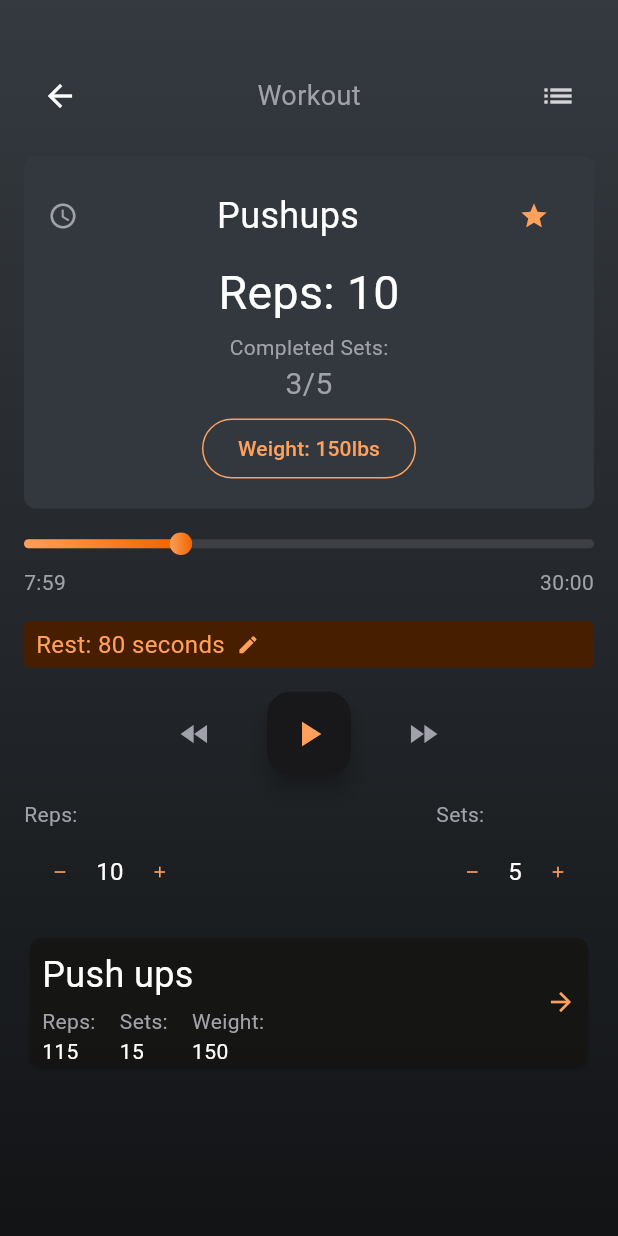
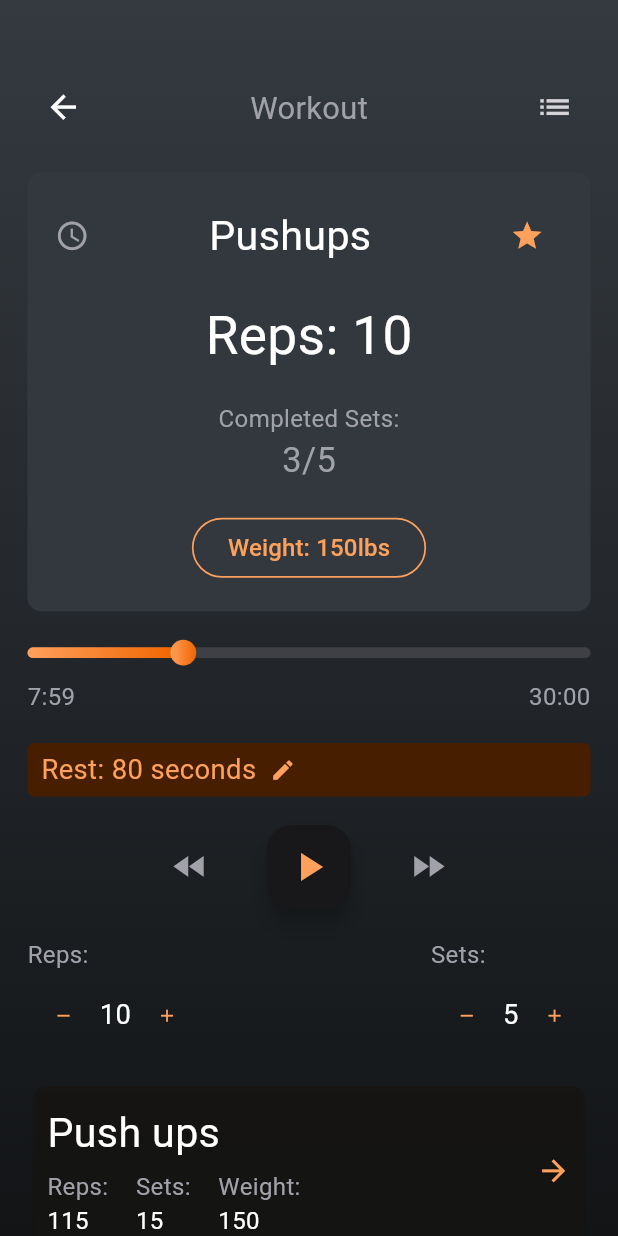
Before and after one commit to EslamAshraf6595/Depi_graduation_project, a Flutter app: the WorkoutPage screen opened directly, on a phone screen of 412 x 824 dp. Run offline on Flutter 3.47's test engine with Material 3 defaults, Android fonts, the phone set to English and light mode, and no system bars; our stand-ins replace easy_localization, flutter_screenutil, google_fonts; missing offline and left inert: control_style.

Commit message:
connect workout with bottom navigation bar and make it responsive

```diff
--- a/fitness_app/lib/pages/workout/workout_page.dart
+++ b/fitness_app/lib/pages/workout/workout_page.dart
@@ -1,4 +1,4 @@
-import 'dart.async';
+import 'dart:async';
 import 'package:fitness_app/pages/workout/workout_complete_dialog.dart';
 import 'package:fitness_app/pages/workout/workout_screen.dart';
 import 'package:fitness_app/pages/workout/workout_summary_data.dart';
--- a/fitness_app/lib/pages/workout/workout_screen.dart
+++ b/fitness_app/lib/pages/workout/workout_screen.dart
@@ -1,5 +1,6 @@
 import 'package:fitness_app/pages/workout/edit_value_dialog.dart';
 import 'package:flutter/material.dart';
+import 'package:flutter_screenutil/flutter_screenutil.dart';
 
 // Define the gradient
 const orangeGradient = LinearGradient(
@@ -9,7 +10,6 @@ const orangeGradient = LinearGradient(
 );
 
 class WorkoutScreen extends StatelessWidget {
-  // State
   final int reps;
   final int sets;
   final int completedSets;
@@ -19,7 +19,6 @@ class WorkoutScreen extends StatelessWidget {
   final int weight;
   final int restTime;
 
-  // Callbacks
   final ValueChanged<int> onRepsChange;
   final ValueChanged<int> onSetsChange;
   final ValueChanged<int> onCompletedSetsChange;
@@ -81,15 +80,14 @@ class WorkoutScreen extends StatelessWidget {
     );
   }
 
-
   @override
   Widget build(BuildContext context) {
     return ListView(
-      padding: const EdgeInsets.fromLTRB(16, 16, 16, 100),
+      padding: EdgeInsets.fromLTRB(16.w, 16.h, 16.w, 100.h),
       children: [
-        const SizedBox(height: 24), // Space for the real status bar
+        SizedBox(height: 24.h),
         _TopBar(onSummary: onSummary),
-        const SizedBox(height: 16),
+        SizedBox(height: 16.h),
         _ExerciseCard(
           reps: reps,
           completedSets: completedSets,
@@ -99,49 +97,51 @@ class WorkoutScreen extends StatelessWidget {
           onFavoriteClick: () => onIsFavoriteChange(!isFavorite),
           onWeightClick: () => _showEditWeightDialog(context),
         ),
-        const SizedBox(height: 16),
+        SizedBox(height: 16.h),
         _WorkoutProgressBar(
           currentTime: currentTime,
-          totalTime: 1800, // 30:00
+          totalTime: 1800,
         ),
-        const SizedBox(height: 16),
+        SizedBox(height: 16.h),
         _RestTimer(
           seconds: restTime,
           onClick: () => _showEditRestDialog(context),
         ),
-        const SizedBox(height: 16),
+        SizedBox(height: 16.h),
         _PlaybackControls(
           isPlaying: isPlaying,
           onPlayPause: () => onIsPlayingChange(!isPlaying),
-          onRewind: () => onCurrentTimeChange((currentTime - 10).clamp(0, 1800)),
-          onForward: () => onCurrentTimeChange((currentTime + 10).clamp(0, 1800)),
+          onRewind: () =>
+              onCurrentTimeChange((currentTime - 10).clamp(0, 1800)),
+          onForward: () =>
+              onCurrentTimeChange((currentTime + 10).clamp(0, 1800)),
         ),
-        const SizedBox(height: 16),
+        SizedBox(height: 16.h),
         Row(
           mainAxisAlignment: MainAxisAlignment.spaceBetween,
           children: [
             _CounterControl(
               label: "Reps:",
               value: reps,
-              onDecrease: () => { if (reps > 1) onRepsChange(reps - 1) },
+              onDecrease: () => {if (reps > 1) onRepsChange(reps - 1)},
               onIncrease: () => onRepsChange(reps + 1),
             ),
             _CounterControl(
               label: "Sets:",
               value: sets,
-              onDecrease: () => { if (sets > 1) onSetsChange(sets - 1) },
+              onDecrease: () => {if (sets > 1) onSetsChange(sets - 1)},
               onIncrease: () => onSetsChange(sets + 1),
             ),
           ],
         ),
-        const SizedBox(height: 16),
+        SizedBox(height: 16.h),
         _NextWorkoutCard(onClick: onSummary),
       ],
     );
   }
 }
 
-// All helper widgets below...
+// ---------------- TOP BAR ----------------
 
 class _TopBar extends StatelessWidget {
   final VoidCallback onSummary;
@@ -153,24 +153,23 @@ class _TopBar extends StatelessWidget {
       mainAxisAlignment: MainAxisAlignment.spaceBetween,
       children: [
         IconButton(
-          onPressed: () {
-            // This now safely pops back to your HomeScreen
-            Navigator.of(context).pop();
-          },
-          icon: const Icon(Icons.arrow_back, color: Colors.white),
+          onPressed: () => Navigator.of(context).pop(),
+          icon: Icon(Icons.arrow_back, color: Colors.white, size: 22.sp),
         ),
-        const Text(
+        Text(
           "Workout",
-          style: TextStyle(color: Color(0xFFA1A1AA), fontSize: 18),
+          style: TextStyle(color: Color(0xFFA1A1AA), fontSize: 18.sp),
         ),
         IconButton(
           onPressed: onSummary,
-          icon: const Icon(Icons.list, color: Color(0xFFD4D4D8)),
+          icon: Icon(Icons.list, color: Color(0xFFD4D4D8), size: 22.sp),
         ),
       ],
     );
   }
 }
+
+// ---------------- CARD ----------------
 
 class _ExerciseCard extends StatelessWidget {
   final int reps;
@@ -194,11 +193,11 @@ class _ExerciseCard extends StatelessWidget {
   @override
   Widget build(BuildContext context) {
     return Container(
-      height: 235,
-      padding: const EdgeInsets.all(16),
+      height: 245.h,
+      padding: EdgeInsets.all(16.w),
       decoration: BoxDecoration(
-        color: const Color(0xFF32383E),
-        borderRadius: BorderRadius.circular(8),
+        color: Color(0xFF32383E),
+        borderRadius: BorderRadius.circular(8.r),
       ),
       child: Column(
         mainAxisAlignment: MainAxisAlignment.spaceBetween,
@@ -206,49 +205,44 @@ class _ExerciseCard extends StatelessWidget {
           Row(
             mainAxisAlignment: MainAxisAlignment.spaceBetween,
             children: [
-              const Icon(Icons.access_time, color: Color(0xFFA1A1AA), size: 20),
-              const Text(
-                "Pushups",
-                style: TextStyle(color: Colors.white, fontSize: 24),
-              ),
+              Icon(Icons.access_time, color: Color(0xFFA1A1AA), size: 20.sp),
+              Text("Pushups",
+                  style: TextStyle(color: Colors.white, fontSize: 24.sp)),
               IconButton(
                 onPressed: onFavoriteClick,
                 icon: Icon(
                   isFavorite ? Icons.star : Icons.star_border,
-                  color: isFavorite ? const Color(0xFFFFA05C) : Colors.white,
-                  size: 20,
+                  color: isFavorite ? Color(0xFFFFA05C) : Colors.white,
+                  size: 20.sp,
                 ),
-              ),
+              )
             ],
           ),
           Text(
             "Reps: $reps",
-            style: const TextStyle(color: Colors.white, fontSize: 31),
+            style: TextStyle(color: Colors.white, fontSize: 31.sp),
           ),
           Column(
             children: [
-              const Text(
-                "Completed Sets:",
-                style: TextStyle(color: Color(0xFFA1A1AA), fontSize: 14),
-              ),
+              Text("Completed Sets:",
+                  style: TextStyle(color: Color(0xFFA1A1AA), fontSize: 14.sp)),
               Text(
                 "$completedSets/$totalSets",
-                style: const TextStyle(color: Color(0xFFA1A1AA), fontSize: 20),
+                style: TextStyle(color: Color(0xFFA1A1AA), fontSize: 20.sp),
               ),
             ],
           ),
           OutlinedButton(
             onPressed: onWeightClick,
             style: OutlinedButton.styleFrom(
-              foregroundColor: const Color(0xFFFFA05C),
+              foregroundColor: Color(0xFFFFA05C),
               shape: RoundedRectangleBorder(
-                borderRadius: BorderRadius.circular(100),
-              ),
-              side: const BorderSide(color: Color(0xFFFFA05C), width: 1),
+                  borderRadius: BorderRadius.circular(100.r)),
+              side: BorderSide(color: Color(0xFFFFA05C), width: 1.w),
             ),
             child: Text(
               "Weight: ${weight}lbs",
-              style: const TextStyle(fontSize: 14, fontWeight: FontWeight.w500),
+              style: TextStyle(fontSize: 14.sp, fontWeight: FontWeight.w500),
             ),
           ),
         ],
@@ -257,22 +251,27 @@ class _ExerciseCard extends StatelessWidget {
   }
 }
 
+// ---------------- PROGRESS BAR ----------------
+
 class _WorkoutProgressBar extends StatelessWidget {
   final int currentTime;
   final int totalTime;
-  const _WorkoutProgressBar({required this.currentTime, required this.totalTime});
+
+  const _WorkoutProgressBar(
+      {required this.currentTime, required this.totalTime});
 
   @override
   Widget build(BuildContext context) {
     final double progress = (currentTime / totalTime).clamp(0.0, 1.0);
+
     final String minutes = (currentTime ~/ 60).toString();
     final String seconds = (currentTime % 60).toString().padLeft(2, '0');
     final String totalMinutes = (totalTime ~/ 60).toString();
 
-    return LayoutBuilder(
-      builder: (context, constraints) {
-        final double maxWidth = constraints.maxWidth;
-        final double dotOffset = (maxWidth - 15).clamp(0.0, double.infinity) * progress;
+    return LayoutBuilder(builder: (context, constraints) {
+      double maxWidth = constraints.maxWidth;
+      double dotOffset =
+          (maxWidth - 15.w).clamp(0.0, double.infinity) * progress;
 
       return Column(
         children: [
@@ -281,26 +280,26 @@ class _WorkoutProgressBar extends StatelessWidget {
             children: [
               Container(
                 width: maxWidth,
-                  height: 6,
+                height: 6.h,
                 decoration: BoxDecoration(
-                    color: const Color(0xFF3F3F46),
-                    borderRadius: BorderRadius.circular(4),
+                  color: Color(0xFF3F3F46),
+                  borderRadius: BorderRadius.circular(4.r),
                 ),
               ),
               Container(
                 width: maxWidth * progress,
-                  height: 6,
+                height: 6.h,
                 decoration: BoxDecoration(
                   gradient: orangeGradient,
-                    borderRadius: BorderRadius.circular(4),
+                  borderRadius: BorderRadius.circular(4.r),
                 ),
               ),
               Padding(
                 padding: EdgeInsets.only(left: dotOffset),
                 child: Container(
-                    width: 15,
-                    height: 15,
-                    decoration: const BoxDecoration(
+                  width: 15.w,
+                  height: 15.w,
+                  decoration: BoxDecoration(
                     gradient: orangeGradient,
                     shape: BoxShape.circle,
                   ),
@@ -308,30 +307,28 @@ class _WorkoutProgressBar extends StatelessWidget {
               ),
             ],
           ),
-            const SizedBox(height: 8),
+          SizedBox(height: 8.h),
           Row(
             mainAxisAlignment: MainAxisAlignment.spaceBetween,
             children: [
-                Text(
-                  "$minutes:$seconds",
-                  style: const TextStyle(color: Color(0xFFA1A1AA), fontSize: 14),
-                ),
-                Text(
-                  "$totalMinutes:00",
-                  style: const TextStyle(color: Color(0xFFA1A1AA), fontSize: 14),
-                ),
+              Text("$minutes:$seconds",
+                  style: TextStyle(color: Color(0xFFA1A1AA), fontSize: 14.sp)),
+              Text("$totalMinutes:00",
+                  style: TextStyle(color: Color(0xFFA1A1AA), fontSize: 14.sp)),
             ],
-            ),
+          )
         ],
       );
-      },
-    );
+    });
   }
 }
+
+// ---------------- REST TIMER ----------------
 
 class _RestTimer extends StatelessWidget {
   final int seconds;
   final VoidCallback onClick;
+
   const _RestTimer({required this.seconds, required this.onClick});
 
   @override
@@ -339,20 +336,20 @@ class _RestTimer extends StatelessWidget {
     return InkWell(
       onTap: onClick,
       child: Container(
-        padding: const EdgeInsets.symmetric(horizontal: 8, vertical: 4),
+        padding: EdgeInsets.symmetric(horizontal: 8.w, vertical: 4.h),
         decoration: BoxDecoration(
-          color: const Color(0xFF471E00),
-          borderRadius: BorderRadius.circular(4),
+          color: Color(0xFF471E00),
+          borderRadius: BorderRadius.circular(4.r),
         ),
         child: Row(
           mainAxisSize: MainAxisSize.min,
           children: [
             Text(
               "Rest: $seconds seconds",
-              style: const TextStyle(color: Color(0xFFFFA05C), fontSize: 16),
+              style: TextStyle(color: Color(0xFFFFA05C), fontSize: 16.sp),
             ),
-            const SizedBox(width: 8),
-            const Icon(Icons.edit, color: Color(0xFFFFA05C), size: 15),
+            SizedBox(width: 8.w),
+            Icon(Icons.edit, color: Color(0xFFFFA05C), size: 15.sp),
           ],
         ),
       ),
@@ -360,18 +357,19 @@ class _RestTimer extends StatelessWidget {
   }
 }
 
+// ---------------- CONTROLS ----------------
+
 class _PlaybackControls extends StatelessWidget {
   final bool isPlaying;
   final VoidCallback onPlayPause;
   final VoidCallback onRewind;
   final VoidCallback onForward;
 
-  const _PlaybackControls({
-    required this.isPlaying,
+  const _PlaybackControls(
+      {required this.isPlaying,
       required this.onPlayPause,
       required this.onRewind,
-    required this.onForward,
-  });
+      required this.onForward});
 
   @override
   Widget build(BuildContext context) {
@@ -380,22 +378,22 @@ class _PlaybackControls extends StatelessWidget {
       children: [
         IconButton(
           onPressed: onRewind,
-          icon: const Icon(Icons.fast_rewind, color: Color(0xFFA1A1AA), size: 24),
+          icon: Icon(Icons.fast_rewind, color: Color(0xFFA1A1AA), size: 24.sp),
         ),
-        const SizedBox(width: 24),
+        SizedBox(width: 24.w),
         FloatingActionButton(
           onPressed: onPlayPause,
-          backgroundColor: const Color(0xFF18181B),
+          backgroundColor: Color(0xFF18181B),
           child: Icon(
             isPlaying ? Icons.pause : Icons.play_arrow,
-            color: const Color(0xFFFFA05C),
-            size: 28,
+            color: Color(0xFFFFA05C),
+            size: 28.sp,
           ),
         ),
-        const SizedBox(width: 24),
+        SizedBox(width: 24.w),
         IconButton(
           onPressed: onForward,
-          icon: const Icon(Icons.fast_forward, color: Color(0xFFA1A1AA), size: 24),
+          icon: Icon(Icons.fast_forward, color: Color(0xFFA1A1AA), size: 24.sp),
         ),
       ],
     );
@@ -420,24 +418,22 @@ class _CounterControl extends StatelessWidget {
     return Column(
       crossAxisAlignment: CrossAxisAlignment.start,
       children: [
-        Text(
-          label,
-          style: const TextStyle(color: Color(0xFFA1A1AA), fontSize: 14),
-        ),
-        const SizedBox(height: 4),
+        Text(label,
+            style: TextStyle(color: Color(0xFFA1A1AA), fontSize: 14.sp)),
+        SizedBox(height: 4.h),
         Row(
           children: [
             IconButton(
               onPressed: onDecrease,
-              icon: const Icon(Icons.remove, color: Color(0xFFFFA05C), size: 12),
+              icon: Icon(Icons.remove, color: Color(0xFFFFA05C), size: 12.sp),
             ),
             Text(
               value.toString(),
-              style: const TextStyle(color: Colors.white, fontSize: 16),
+              style: TextStyle(color: Colors.white, fontSize: 16.sp),
             ),
             IconButton(
               onPressed: onIncrease,
-              icon: const Icon(Icons.add, color: Color(0xFFFFA05C), size: 12),
+              icon: Icon(Icons.add, color: Color(0xFFFFA05C), size: 12.sp),
             ),
           ],
         ),
@@ -446,6 +442,8 @@ class _CounterControl extends StatelessWidget {
   }
 }
 
+// ---------------- NEXT WORKOUT ----------------
+
 class _NextWorkoutCard extends StatelessWidget {
   final VoidCallback onClick;
   const _NextWorkoutCard({required this.onClick});
@@ -453,38 +451,36 @@ class _NextWorkoutCard extends StatelessWidget {
   @override
   Widget build(BuildContext context) {
     return Card(
-      color: const Color(0xFF161512).withOpacity(0.8),
-      shape: RoundedRectangleBorder(borderRadius: BorderRadius.circular(8)),
+      color: Color(0xFF161512).withOpacity(0.8),
+      shape: RoundedRectangleBorder(borderRadius: BorderRadius.circular(8.r)),
       clipBehavior: Clip.antiAlias,
       child: InkWell(
         onTap: onClick,
         child: Container(
-          height: 86,
-          padding: const EdgeInsets.all(8),
-          child: const Row(
+          height: 95.h,
+          padding: EdgeInsets.all(8.w),
+          child: Row(
             mainAxisAlignment: MainAxisAlignment.spaceBetween,
             children: [
               Column(
                 crossAxisAlignment: CrossAxisAlignment.start,
                 mainAxisAlignment: MainAxisAlignment.center,
                 children: [
-                  Text(
-                    "Push ups",
-                    style: TextStyle(color: Colors.white, fontSize: 24),
-                  ),
-                  SizedBox(height: 4),
+                  Text("Push ups",
+                      style: TextStyle(color: Colors.white, fontSize: 24.sp)),
+                  SizedBox(height: 4.h),
                   Row(
                     children: [
                       InfoItem(label: "Reps:", value: "115"),
-                      SizedBox(width: 16),
+                      SizedBox(width: 16.w),
                       InfoItem(label: "Sets:", value: "15"),
-                      SizedBox(width: 16),
+                      SizedBox(width: 16.w),
                       InfoItem(label: "Weight:", value: "150"),
                     ],
                   ),
                 ],
               ),
-              Icon(Icons.arrow_forward, color: Color(0xFFFFA05C), size: 20),
+              Icon(Icons.arrow_forward, color: Color(0xFFFFA05C), size: 20.sp),
             ],
           ),
         ),
@@ -496,21 +492,16 @@ class _NextWorkoutCard extends StatelessWidget {
 class InfoItem extends StatelessWidget {
   final String label;
   final String value;
-  const InfoItem({super.key, required this.label, required this.value});
+  const InfoItem({required this.label, required this.value});
 
   @override
   Widget build(BuildContext context) {
     return Column(
       crossAxisAlignment: CrossAxisAlignment.start,
       children: [
-        Text(
-          label,
-          style: const TextStyle(color: Color(0xFFA1A1AA), fontSize: 14),
-        ),
-        Text(
-          value,
-          style: const TextStyle(color: Colors.white, fontSize: 14),
-        ),
+        Text(label,
+            style: TextStyle(color: Color(0xFFA1A1AA), fontSize: 14.sp)),
+        Text(value, style: TextStyle(color: Colors.white, fontSize: 14.sp)),
       ],
     );
   }
--- a/fitness_app/lib/utils/tabs_list.dart
+++ b/fitness_app/lib/utils/tabs_list.dart
@@ -1,7 +1,8 @@
 import 'package:fitness_app/calendar/calendar_screen.dart';
 import 'package:fitness_app/createPlan/create_new_plan.dart';
 import 'package:fitness_app/pages/homePage/home_page.dart';
-import 'package:fitness_app/pages/workOut/work_out.dart';
+import 'package:fitness_app/pages/workout/workout_page.dart';
+import 'package:fitness_app/pages/workout/workout_screen.dart';
 import 'package:fitness_app/profile/user_profile.dart';
 import 'package:flutter/material.dart';
 
@@ -9,7 +10,7 @@ class TabsList {
   static List<Widget> tabs = [
     HomePage(),
     CreateNewPlan(),//goals
-    WorkOut(),
+    WorkoutPage(),
     CalendarScreen(),
     UserProfile(),
 
```
Also changed, not shown: fitness_app/lib/pages/workout/workout_summary_screen.dart (+113 -57 lines), fitness_app/pubspec.lock. Lines whose indentation alone changed are shown as unchanged.
